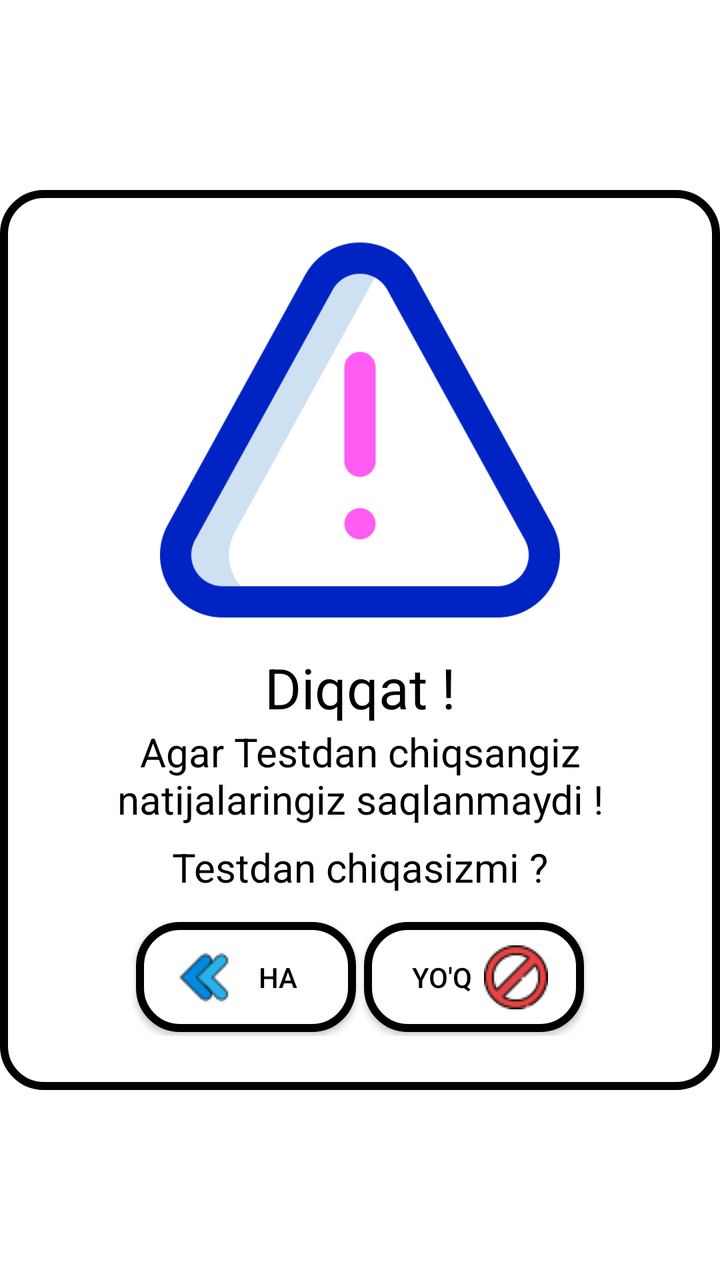
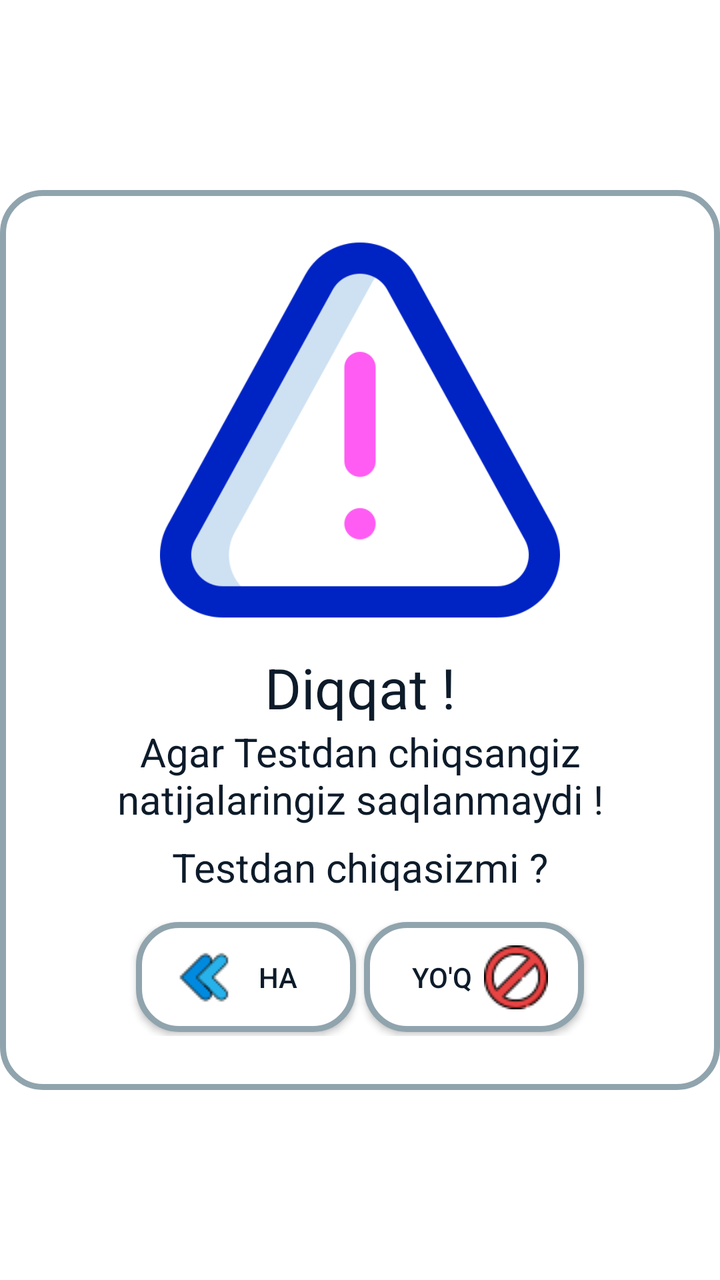

Two renders of the same Android screen: before a commit and after it. Below are the layout's source before the change and the commit's diff.
<!-- AndroidManifest.xml: application theme Theme.KimyoTest -->
<!-- res/layout/dialog_back.xml -->
<?xml version="1.0" encoding="utf-8"?>
<androidx.constraintlayout.widget.ConstraintLayout xmlns:android="http://schemas.android.com/apk/res/android"
    android:layout_width="match_parent"
    android:layout_height="match_parent"
    xmlns:app="http://schemas.android.com/apk/res-auto"
    android:background="@color/white">

    <androidx.constraintlayout.widget.ConstraintLayout
        android:layout_width="360dp"
        android:layout_height="450dp"
        app:layout_constraintTop_toTopOf="parent"
        app:layout_constraintEnd_toEndOf="parent"
        app:layout_constraintBottom_toBottomOf="parent"
        app:layout_constraintStart_toStartOf="parent"
        android:background="@drawable/style_btn"
        android:orientation="vertical">
        <androidx.appcompat.widget.AppCompatImageView
            android:id="@+id/dialogWarning"
            android:layout_width="200dp"
            android:layout_height="200dp"
            app:srcCompat="@drawable/image_warning_512px"
            app:layout_constraintTop_toTopOf="parent"
            app:layout_constraintStart_toStartOf="parent"
            app:layout_constraintEnd_toEndOf="parent"
            android:layout_marginTop="20dp"/>
        <androidx.appcompat.widget.AppCompatTextView
            android:id="@+id/textDialog"
            android:layout_width="wrap_content"
            android:layout_height="wrap_content"
            app:layout_constraintTop_toBottomOf="@id/dialogWarning"
            app:layout_constraintStart_toStartOf="parent"
            app:layout_constraintEnd_toEndOf="parent"
            android:text="@string/warning"
            android:textColor="@color/black"
            android:layout_marginTop="10dp"
            app:fontFamily="@font/pre_hear_regular"
            android:textSize="28sp"/>
        <androidx.appcompat.widget.AppCompatTextView
            android:id="@+id/info"
            android:layout_width="wrap_content"
            android:layout_height="wrap_content"
            app:layout_constraintTop_toBottomOf="@id/textDialog"
            app:layout_constraintStart_toStartOf="parent"
            app:layout_constraintEnd_toEndOf="parent"
            android:text="@string/dialog_back_text"
            android:maxWidth="320dp"
            android:textColor="@color/black"
            android:gravity="center"
            android:textSize="20sp"/>
        <androidx.appcompat.widget.AppCompatTextView
            android:id="@+id/info2"
            android:layout_width="wrap_content"
            android:layout_height="wrap_content"
            app:layout_constraintTop_toBottomOf="@id/info"
            app:layout_constraintStart_toStartOf="parent"
            app:layout_constraintEnd_toEndOf="parent"
            android:text="@string/dialog_back_text2"
            android:maxWidth="320dp"
            android:gravity="center"
            android:textColor="@color/black"
            app:fontFamily="@font/pre_hear_regular"
            android:layout_marginTop="7dp"
            android:textSize="20sp"/>
        <androidx.appcompat.widget.LinearLayoutCompat
            android:layout_width="match_parent"
            android:layout_height="wrap_content"
            android:orientation="horizontal"
            app:layout_constraintTop_toBottomOf="@id/info2"
            app:layout_constraintStart_toStartOf="parent"
            app:layout_constraintEnd_toEndOf="parent"
            android:gravity="center"
            android:layout_marginBottom="15dp"
            app:layout_constraintBottom_toBottomOf="parent">
            <androidx.appcompat.widget.AppCompatButton
                android:id="@+id/dialogBackYes"
                android:layout_width="110dp"
                android:layout_height="55dp"
                android:background="@drawable/style_btn"
                android:drawableStart="@drawable/image_back_32px"
                android:text="@string/yes"
                android:textColor="@color/black"
                android:layout_margin="2dp"
                android:padding="18dp"/>
            <androidx.appcompat.widget.AppCompatButton
                android:id="@+id/dialogBackNo"
                android:layout_width="110dp"
                android:layout_height="55dp"
                android:background="@drawable/style_btn"
                android:drawableEnd="@drawable/image_no_32px"
                android:text="@string/no"
                android:textColor="@color/black"
                android:layout_margin="2dp"
                android:padding="18dp"/>
        </androidx.appcompat.widget.LinearLayoutCompat>
    </androidx.constraintlayout.widget.ConstraintLayout>

</androidx.constraintlayout.widget.ConstraintLayout>
<!-- resources referenced by this layout -->
<resources>
  <color name="black">#FF000000</color>
  <color name="white">#FFFFFFFF</color>
  <!-- drawable image_back_32px: png bitmap (drawable, 964 bytes) -->
  <!-- drawable image_no_32px: png bitmap (drawable, 1986 bytes) -->
  <!-- drawable image_warning_512px: png bitmap (drawable, 23605 bytes) -->
  <!-- drawable style_btn (drawable) -->
  <?xml version="1.0" encoding="utf-8"?>
  <shape xmlns:android="http://schemas.android.com/apk/res/android">
      <corners android:radius="20dp"/>
      <stroke android:width="4dp" android:color="@color/black"/>
      <solid android:color="@color/white"/>
  </shape>
  <string name="dialog_back_text">Agar Testdan chiqsangiz natijalaringiz saqlanmaydi !</string>
  <string name="dialog_back_text2">Testdan chiqasizmi ?</string>
  <string name="no">Yo\'q</string>
  <string name="warning">Diqqat !</string>
  <string name="yes">Ha</string>
  <style name="Theme.KimyoTest" parent="Base.Theme.KimyoTest" />
  <style name="Base.Theme.KimyoTest" parent="Theme.Material3.DayNight.NoActionBar">
          
          
          <item name="android:textColorPrimary">@color/black</item>
          <item name="android:windowBackground">@color/white</item>
      </style>
</resources>

<!-- the commit's change to res/layout/dialog_back.xml (unified diff, before → after) -->
@@ -3,7 +3,7 @@
     android:layout_width="match_parent"
     android:layout_height="match_parent"
     xmlns:app="http://schemas.android.com/apk/res-auto"
-    android:background="@color/white">
+    android:background="?attr/colorSurface">
 
     <androidx.constraintlayout.widget.ConstraintLayout
         android:layout_width="360dp"
@@ -31,7 +31,7 @@
             app:layout_constraintStart_toStartOf="parent"
             app:layout_constraintEnd_toEndOf="parent"
             android:text="@string/warning"
-            android:textColor="@color/black"
+            android:textColor="?attr/colorOnSurface"
             android:layout_marginTop="10dp"
             app:fontFamily="@font/pre_hear_regular"
             android:textSize="28sp"/>
@@ -44,7 +44,7 @@
             app:layout_constraintEnd_toEndOf="parent"
             android:text="@string/dialog_back_text"
             android:maxWidth="320dp"
-            android:textColor="@color/black"
+            android:textColor="?attr/colorOnSurface"
             android:gravity="center"
             android:textSize="20sp"/>
         <androidx.appcompat.widget.AppCompatTextView
@@ -57,7 +57,7 @@
             android:text="@string/dialog_back_text2"
             android:maxWidth="320dp"
             android:gravity="center"
-            android:textColor="@color/black"
+            android:textColor="?attr/colorOnSurface"
             app:fontFamily="@font/pre_hear_regular"
             android:layout_marginTop="7dp"
             android:textSize="20sp"/>
@@ -78,7 +78,7 @@
                 android:background="@drawable/style_btn"
                 android:drawableStart="@drawable/image_back_32px"
                 android:text="@string/yes"
-                android:textColor="@color/black"
+                android:textColor="?attr/colorOnSurface"
                 android:layout_margin="2dp"
                 android:padding="18dp"/>
             <androidx.appcompat.widget.AppCompatButton
@@ -88,7 +88,7 @@
                 android:background="@drawable/style_btn"
                 android:drawableEnd="@drawable/image_no_32px"
                 android:text="@string/no"
-                android:textColor="@color/black"
+                android:textColor="?attr/colorOnSurface"
                 android:layout_margin="2dp"
                 android:padding="18dp"/>
         </androidx.appcompat.widget.LinearLayoutCompat>
<!-- resource entries referenced after the edit -->
@@ -1,7 +1,5 @@
 <!-- resources referenced by this layout -->
 <resources>
-  <color name="black">#FF000000</color>
-  <color name="white">#FFFFFFFF</color>
   <!-- drawable image_back_32px: png bitmap (drawable, 964 bytes) -->
   <!-- drawable image_no_32px: png bitmap (drawable, 1986 bytes) -->
   <!-- drawable image_warning_512px: png bitmap (drawable, 23605 bytes) -->
@@ -9,8 +7,8 @@
   <?xml version="1.0" encoding="utf-8"?>
   <shape xmlns:android="http://schemas.android.com/apk/res/android">
       <corners android:radius="20dp"/>
-      <stroke android:width="4dp" android:color="@color/black"/>
-      <solid android:color="@color/white"/>
+      <stroke android:width="3dp" android:color="?attr/colorOutline"/>
+      <solid android:color="?attr/colorSurface"/>
   </shape>
   <string name="dialog_back_text">Agar Testdan chiqsangiz natijalaringiz saqlanmaydi !</string>
   <string name="dialog_back_text2">Testdan chiqasizmi ?</string>
@@ -20,9 +18,22 @@
   <style name="Theme.KimyoTest" parent="Base.Theme.KimyoTest" />
   <style name="Base.Theme.KimyoTest" parent="Theme.Material3.DayNight.NoActionBar">
           
-          
-          <item name="android:textColorPrimary">@color/black</item>
-          <item name="android:windowBackground">@color/white</item>
+          <item name="android:windowBackground">@color/chem_background_light</item>
+          <item name="android:textColorPrimary">@color/chem_on_surface_light</item>
+          <item name="colorPrimary">@color/chem_primary_light</item>
+          <item name="colorOnPrimary">@color/chem_surface_light</item>
+          <item name="colorSurface">@color/chem_surface_light</item>
+          <item name="colorOnSurface">@color/chem_on_surface_light</item>
+          <item name="colorOutline">@color/chem_outline_light</item>
+          <item name="colorPrimaryContainer">@color/chem_toolbar_light</item>
+          <item name="colorSurfaceVariant">@color/chem_surface_variant_light</item>
       </style>
+  <color name="chem_background_light">#F0F7FF</color>
+  <color name="chem_on_surface_light">#0D1B2A</color>
+  <color name="chem_primary_light">#1565C0</color>
+  <color name="chem_surface_light">#FFFFFF</color>
+  <color name="chem_outline_light">#90A4AE</color>
+  <color name="chem_toolbar_light">#0D47A1</color>
+  <color name="chem_surface_variant_light">#E3F2FD</color>
 </resources>
 
